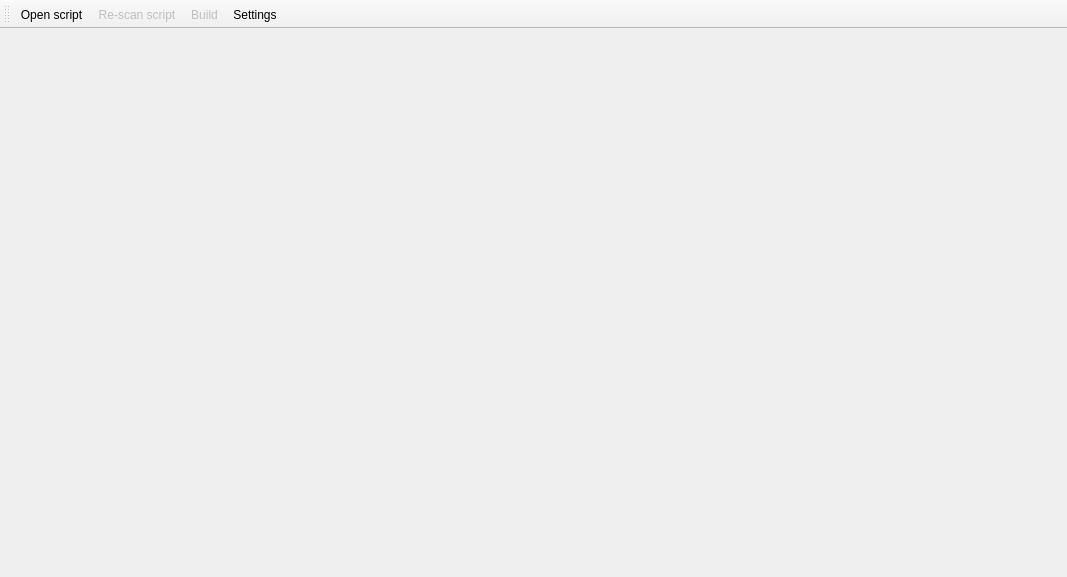
This is src/mainwindow.ui in RxLaboratory/DuBuilder as Qt 5 draws it before an edit. The edited form follows.
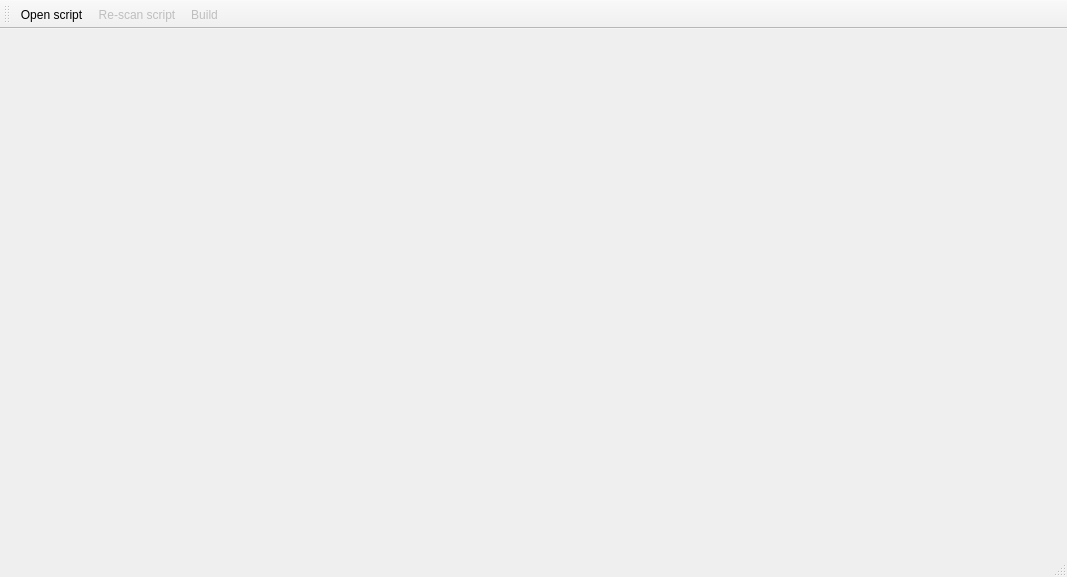
This is the edited form. Icons and pictures are not drawn.

The edit to the form file:
```diff
--- a/src/mainwindow.ui
+++ b/src/mainwindow.ui
@@ -170,8 +170,8 @@
    <addaction name="actionOpen_Script"/>
    <addaction name="actionRe_scan_script"/>
    <addaction name="actionBuild"/>
-   <addaction name="actionSettings"/>
   </widget>
+  <widget class="QStatusBar" name="statusBar"/>
   <action name="actionOpen_Script">
    <property name="icon">
     <iconset resource="resources.qrc">
```
Left out of the diff: 50 changed lines with no effect on the pictures.
